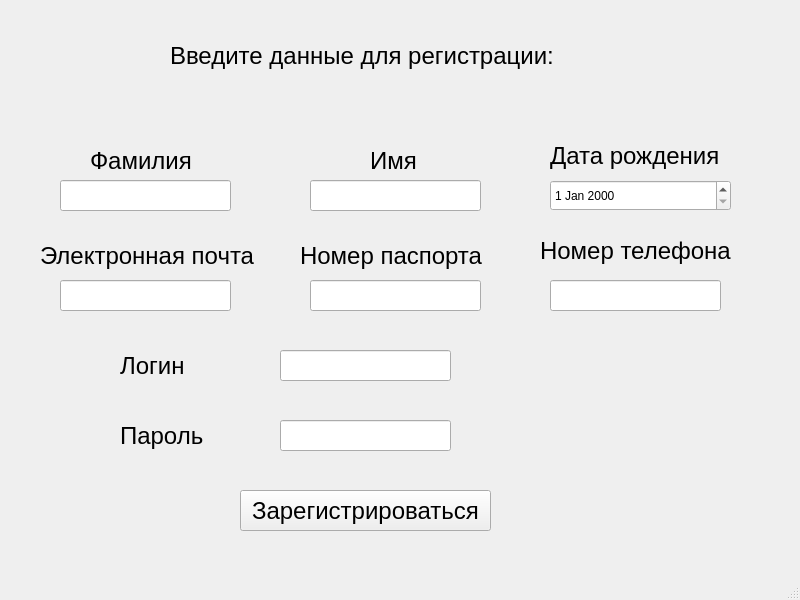
prianechka/DB-Coursework, file src/ui/registrate.ui: the form before one commit.
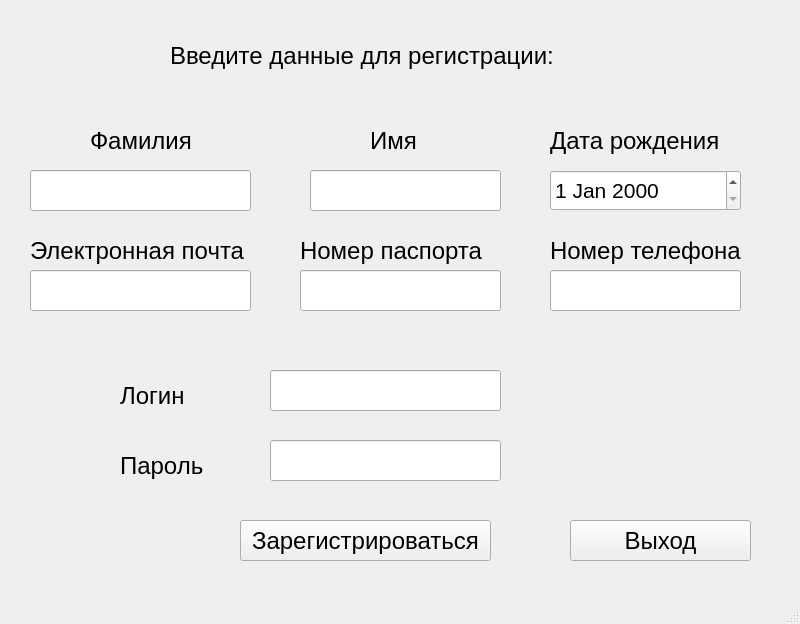
The form after the commit.

What changed in the file:
```diff
--- a/src/ui/registrate.ui
+++ b/src/ui/registrate.ui
@@ -7,7 +7,7 @@
     <x>0</x>
     <y>0</y>
     <width>800</width>
-    <height>600</height>
+    <height>624</height>
    </rect>
   </property>
   <property name="windowTitle">
@@ -36,7 +36,7 @@
     <property name="geometry">
      <rect>
       <x>90</x>
-      <y>150</y>
+      <y>130</y>
       <width>121</width>
       <height>21</height>
      </rect>
@@ -54,7 +54,7 @@
     <property name="geometry">
      <rect>
       <x>370</x>
-      <y>150</y>
+      <y>130</y>
       <width>71</width>
       <height>21</height>
      </rect>
@@ -72,9 +72,9 @@
     <property name="geometry">
      <rect>
       <x>550</x>
-      <y>140</y>
-      <width>181</width>
-      <height>31</height>
+      <y>120</y>
+      <width>201</width>
+      <height>41</height>
      </rect>
     </property>
     <property name="font">
@@ -89,10 +89,10 @@
    <widget class="QLabel" name="label_5">
     <property name="geometry">
      <rect>
-      <x>40</x>
-      <y>230</y>
+      <x>30</x>
+      <y>220</y>
       <width>231</width>
-      <height>51</height>
+      <height>61</height>
      </rect>
     </property>
     <property name="font">
@@ -108,9 +108,9 @@
     <property name="geometry">
      <rect>
       <x>300</x>
-      <y>240</y>
-      <width>191</width>
-      <height>31</height>
+      <y>230</y>
+      <width>201</width>
+      <height>41</height>
      </rect>
     </property>
     <property name="font">
@@ -125,7 +125,7 @@
    <widget class="QLabel" name="label_7">
     <property name="geometry">
      <rect>
-      <x>540</x>
+      <x>550</x>
       <y>230</y>
       <width>211</width>
       <height>41</height>
@@ -144,7 +144,7 @@
     <property name="geometry">
      <rect>
       <x>120</x>
-      <y>350</y>
+      <y>380</y>
       <width>91</width>
       <height>31</height>
      </rect>
@@ -162,7 +162,7 @@
     <property name="geometry">
      <rect>
       <x>120</x>
-      <y>420</y>
+      <y>450</y>
       <width>101</width>
       <height>31</height>
      </rect>
@@ -180,7 +180,7 @@
     <property name="geometry">
      <rect>
       <x>240</x>
-      <y>490</y>
+      <y>520</y>
       <width>251</width>
       <height>41</height>
      </rect>
@@ -197,82 +197,140 @@
    <widget class="QLineEdit" name="surnameEdit">
     <property name="geometry">
      <rect>
-      <x>60</x>
-      <y>180</y>
-      <width>171</width>
-      <height>31</height>
+      <x>30</x>
+      <y>170</y>
+      <width>221</width>
+      <height>41</height>
      </rect>
     </property>
+    <property name="font">
+     <font>
+      <pointsize>16</pointsize>
+     </font>
+    </property>
    </widget>
    <widget class="QLineEdit" name="nameEdit">
     <property name="geometry">
      <rect>
       <x>310</x>
-      <y>180</y>
-      <width>171</width>
-      <height>31</height>
+      <y>170</y>
+      <width>191</width>
+      <height>41</height>
      </rect>
     </property>
+    <property name="font">
+     <font>
+      <pointsize>16</pointsize>
+     </font>
+    </property>
    </widget>
    <widget class="QLineEdit" name="emailEdit">
     <property name="geometry">
      <rect>
-      <x>60</x>
-      <y>280</y>
-      <width>171</width>
-      <height>31</height>
+      <x>30</x>
+      <y>270</y>
+      <width>221</width>
+      <height>41</height>
      </rect>
     </property>
+    <property name="font">
+     <font>
+      <pointsize>16</pointsize>
+     </font>
+    </property>
    </widget>
    <widget class="QLineEdit" name="passportEdit">
     <property name="geometry">
      <rect>
-      <x>310</x>
-      <y>280</y>
-      <width>171</width>
-      <height>31</height>
+      <x>300</x>
+      <y>270</y>
+      <width>201</width>
+      <height>41</height>
      </rect>
     </property>
+    <property name="font">
+     <font>
+      <pointsize>16</pointsize>
+     </font>
+    </property>
    </widget>
    <widget class="QLineEdit" name="telephoneEdit">
     <property name="geometry">
      <rect>
       <x>550</x>
-      <y>280</y>
-      <width>171</width>
-      <height>31</height>
+      <y>270</y>
+      <width>191</width>
+      <height>41</height>
      </rect>
     </property>
+    <property name="font">
+     <font>
+      <pointsize>16</pointsize>
+     </font>
+    </property>
    </widget>
    <widget class="QLineEdit" name="loginEdit">
     <property name="geometry">
      <rect>
-      <x>280</x>
-      <y>350</y>
-      <width>171</width>
-      <height>31</height>
+      <x>270</x>
+      <y>370</y>
+      <width>231</width>
+      <height>41</height>
      </rect>
     </property>
+    <property name="font">
+     <font>
+      <pointsize>16</pointsize>
+     </font>
+    </property>
    </widget>
    <widget class="QLineEdit" name="passwordEdit">
     <property name="geometry">
      <rect>
-      <x>280</x>
-      <y>420</y>
-      <width>171</width>
-      <height>31</height>
+      <x>270</x>
+      <y>440</y>
+      <width>231</width>
+      <height>41</height>
      </rect>
     </property>
+    <property name="font">
+     <font>
+      <pointsize>16</pointsize>
+     </font>
+    </property>
    </widget>
    <widget class="QDateEdit" name="dateEdit">
     <property name="geometry">
      <rect>
       <x>550</x>
-      <y>180</y>
+      <y>170</y>
+      <width>191</width>
+      <height>41</height>
+     </rect>
+    </property>
+    <property name="font">
+     <font>
+      <pointsize>16</pointsize>
+     </font>
+    </property>
+   </widget>
+   <widget class="QPushButton" name="exitButton">
+    <property name="geometry">
+     <rect>
+      <x>570</x>
+      <y>520</y>
       <width>181</width>
-      <height>31</height>
+      <height>41</height>
      </rect>
     </property>
+    <property name="font">
+     <font>
+      <pointsize>18</pointsize>
+     </font>
+    </property>
+    <property name="text">
+     <string>Выход</string>
+    </property>
    </widget>
   </widget>
   <widget class="QMenuBar" name="menubar">
```
